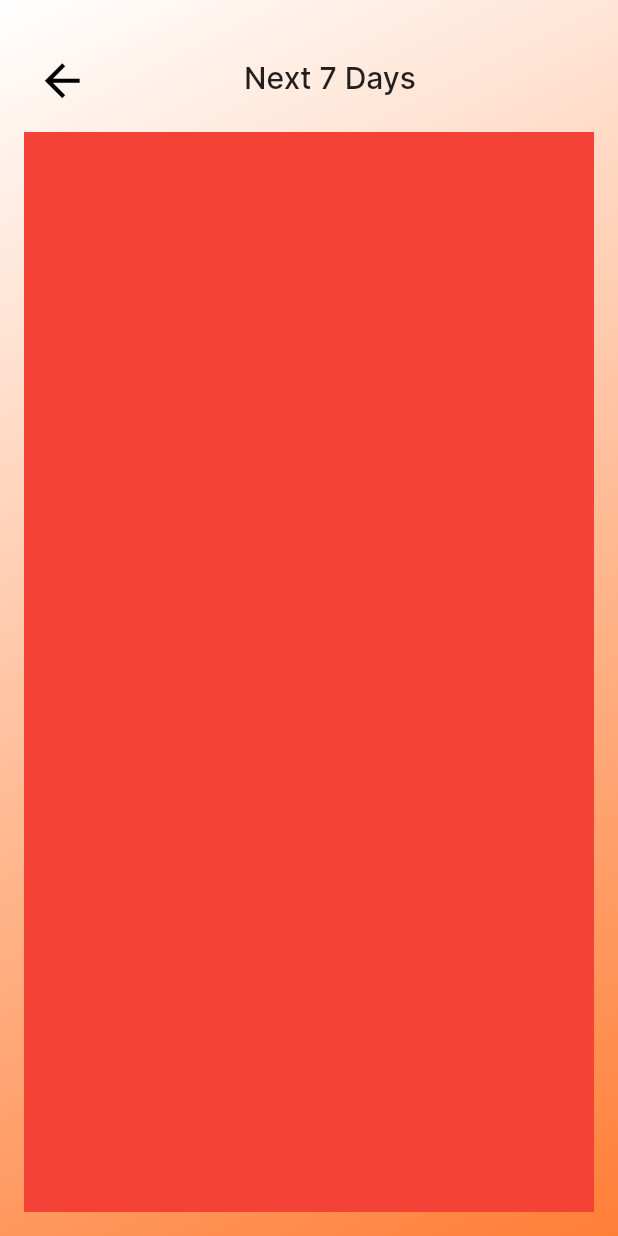
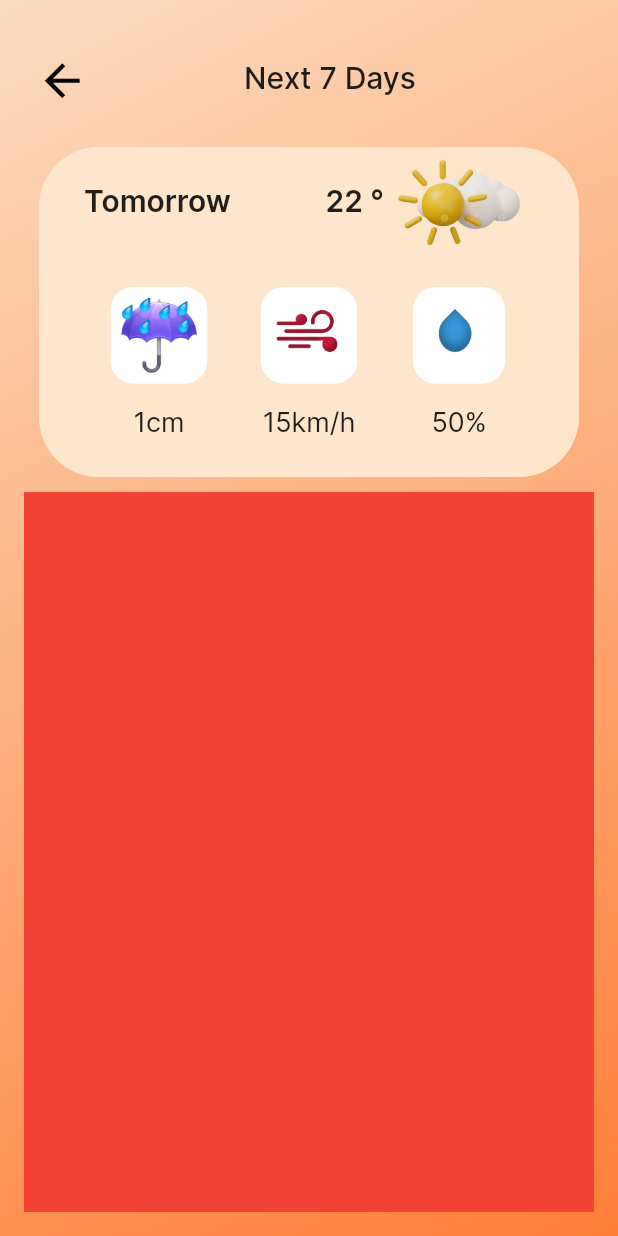
Before and after one commit to toxirjon96/weather_app, a Flutter app: the NextDaysPage screen opened directly, on a phone screen of 412 x 824 dp. Run offline on Flutter 3.47's test engine with Material 2 defaults, Android fonts, the phone set to English and light mode, and no system bars.

Commit message:
second page modified

```diff
--- a/lib/src/pages/next_days_page/next_days_page.dart
+++ b/lib/src/pages/next_days_page/next_days_page.dart
@@ -15,7 +15,7 @@ class NextDaysPage extends StatelessWidget{
               end: Alignment.topLeft,
               colors: [
                 Color(0xFFFF7E36),
-                Color(0xFFFFFFFF),
+                Color(0xFFFBDBBF),
               ],
             ),
           ),
--- a/lib/src/pages/next_days_page/widget/expanded_next_page_body.dart
+++ b/lib/src/pages/next_days_page/widget/expanded_next_page_body.dart
@@ -12,8 +12,18 @@ class ExpandedNextPageBody extends StatelessWidget {
         ),
         Expanded(
           flex: 10,
-          child: Container(
-            color: Colors.red,
+          child: Column(
+            children: [
+              const Expanded(
+                child: TopContainer(),
+              ),
+              Expanded(
+                flex: 2,
+                child: Container(
+                  color: Colors.red,
+                ),
+              ),
+            ],
           ),
         ),
       ],
--- /dev/null
+++ b/lib/src/pages/next_days_page/widget/top_container.dart
@@ -0,0 +1,127 @@
+import 'package:weather_app/weather_app_library.dart';
+
+class TopContainer extends StatelessWidget {
+  const TopContainer({super.key});
+
+  @override
+  Widget build(BuildContext context) {
+    return Container(
+      padding: const EdgeInsets.symmetric(horizontal: 30),
+      margin: const EdgeInsets.all(10),
+      decoration: BoxDecoration(
+        color: const Color(0xFFFEE6CD),
+        borderRadius: BorderRadius.circular(40),
+      ),
+      child: Column(
+        children: [
+          Expanded(
+            child: Row(
+              mainAxisAlignment: MainAxisAlignment.spaceBetween,
+              children: [
+                const Text(
+                  "Tomorrow",
+                  style: TextStyle(
+                    fontWeight: FontWeight.w600,
+                    fontSize: 20,
+                  ),
+                ),
+                Row(
+                  children: [
+                    const Text(
+                      "22 °",
+                      style: TextStyle(
+                        fontWeight: FontWeight.w600,
+                        fontSize: 20,
+                      ),
+                    ),
+                    Image.asset(
+                      "assets/images/sunny.png",
+                      width: 100,
+                      fit: BoxFit.cover,
+                    ),
+                  ],
+                ),
+              ],
+            ),
+          ),
+          Expanded(
+            flex: 2,
+            child: Row(
+              crossAxisAlignment: CrossAxisAlignment.center,
+              mainAxisAlignment: MainAxisAlignment.spaceAround,
+              children: [
+                Expanded(
+                  child: ColumnItem(
+                    image: Image.asset("assets/images/rain_fall.png"),
+                    info: "1cm",
+                  ),
+                ),
+                Expanded(
+                  child: ColumnItem(
+                    image: Image.asset("assets/images/wind.png"),
+                    info: "15km/h",
+                  ),
+                ),
+                Expanded(
+                  child: ColumnItem(
+                    image: Image.asset("assets/images/humidity.png"),
+                    info: "50%",
+                  ),
+                ),
+              ],
+            ),
+          ),
+        ],
+      ),
+    );
+  }
+}
+
+class ColumnItem extends StatelessWidget {
+  const ColumnItem({
+    super.key,
+    required this.image,
+    required this.info,
+  });
+
+  final Image image;
+  final String info;
+
+  @override
+  Widget build(BuildContext context) {
+    return Container(
+      margin: const EdgeInsets.all(10),
+      child: Column(
+        children: [
+          Expanded(
+            flex: 2,
+            child: Container(
+              padding: const EdgeInsets.all(7),
+              margin: const EdgeInsets.symmetric(
+                vertical: 10,
+                horizontal: 5,
+              ),
+              decoration: BoxDecoration(
+                color: Colors.white,
+                borderRadius: BorderRadius.circular(15),
+              ),
+              child: image,
+            ),
+          ),
+          Expanded(
+            child: Container(
+              padding: const EdgeInsets.all(5),
+              child: Text(
+                info,
+                style: const TextStyle(
+                  fontWeight: FontWeight.w400,
+                  fontSize: 18,
+                ),
+              ),
+            ),
+          ),
+        ],
+      ),
+    );
+  }
+}
--- a/lib/weather_app_library.dart
+++ b/lib/weather_app_library.dart
@@ -15,4 +15,5 @@ export 'package:weather_app/src/pages/home_page/widget/home_appbar.dart';
 //next_seven_days_page
 export 'package:weather_app/src/pages/next_days_page/widget/expanded_next_page_body.dart';
 export 'package:weather_app/src/pages/next_days_page/widget/next_page_appbar.dart';
+export 'package:weather_app/src/pages/next_days_page/widget/top_container.dart';
 export 'package:weather_app/src/pages/next_days_page/next_days_page.dart';
```
